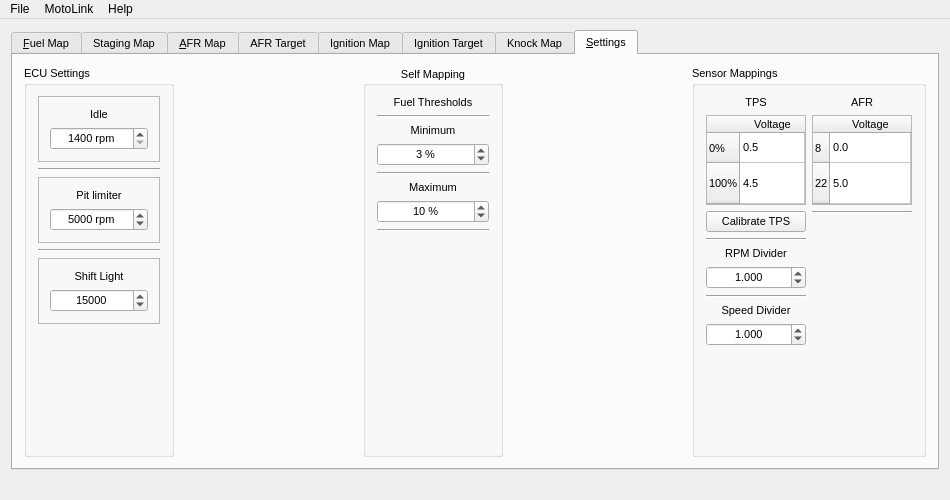
fpoussin/MotoLink, file GUI/ui/main.ui: the form before one commit.
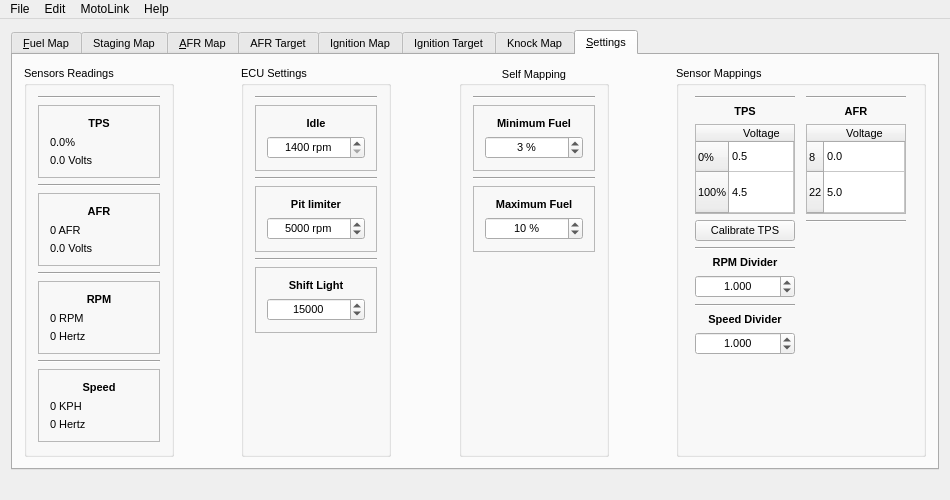
The form after the commit. Icons and pictures are not drawn.

Commit message: [GUI] Adding fields for displaying sensors values. [GUI] Preparing QUndo.

The edit to the form file:
```diff
--- a/GUI/ui/main.ui
+++ b/GUI/ui/main.ui
@@ -267,195 +267,11 @@
         <string>&amp;Settings</string>
        </attribute>
        <layout class="QGridLayout" name="gridLayout_2">
-        <item row="0" column="3">
-         <spacer name="horizontalSpacer">
-          <property name="orientation">
-           <enum>Qt::Horizontal</enum>
-          </property>
-          <property name="sizeHint" stdset="0">
-           <size>
-            <width>40</width>
-            <height>20</height>
-           </size>
-          </property>
-         </spacer>
-        </item>
-        <item row="0" column="0">
-         <widget class="QGroupBox" name="groupBox_3">
-          <property name="minimumSize">
-           <size>
-            <width>150</width>
-            <height>0</height>
-           </size>
-          </property>
-          <property name="title">
-           <string>ECU Settings</string>
-          </property>
-          <layout class="QGridLayout" name="gridLayout_7">
-           <item row="2" column="0">
-            <widget class="QFrame" name="frame_2">
-             <property name="frameShape">
-              <enum>QFrame::StyledPanel</enum>
-             </property>
-             <property name="frameShadow">
-              <enum>QFrame::Plain</enum>
-             </property>
-             <property name="midLineWidth">
-              <number>1</number>
-             </property>
-             <layout class="QGridLayout" name="gridLayout_6">
-              <item row="0" column="0">
-               <widget class="QLabel" name="ltPitLimiter">
-                <property name="text">
-                 <string>Pit limiter</string>
-                </property>
-                <property name="alignment">
-                 <set>Qt::AlignCenter</set>
-                </property>
-               </widget>
-              </item>
-              <item row="1" column="0">
-               <widget class="QSpinBox" name="sbPitLimiter">
-                <property name="alignment">
-                 <set>Qt::AlignCenter</set>
-                </property>
-                <property name="suffix">
-                 <string> rpm</string>
-                </property>
-                <property name="maximum">
-                 <number>18000</number>
-                </property>
-                <property name="singleStep">
-                 <number>100</number>
-                </property>
-                <property name="value">
-                 <number>5000</number>
-                </property>
-               </widget>
-              </item>
-             </layout>
-            </widget>
-           </item>
-           <item row="0" column="0">
-            <widget class="QFrame" name="frame">
-             <property name="frameShape">
-              <enum>QFrame::StyledPanel</enum>
-             </property>
-             <property name="frameShadow">
-              <enum>QFrame::Plain</enum>
-             </property>
-             <layout class="QVBoxLayout" name="verticalLayout">
-              <item>
-               <widget class="QLabel" name="ltIdle">
-                <property name="text">
-                 <string>Idle</string>
-                </property>
-                <property name="alignment">
-                 <set>Qt::AlignCenter</set>
-                </property>
-               </widget>
-              </item>
-              <item>
-               <widget class="QSpinBox" name="sbIdle">
-                <property name="alignment">
-                 <set>Qt::AlignCenter</set>
-                </property>
-                <property name="suffix">
-                 <string> rpm</string>
-                </property>
-                <property name="minimum">
-                 <number>1400</number>
-                </property>
-                <property name="maximum">
-                 <number>3000</number>
-                </property>
-                <property name="singleStep">
-                 <number>200</number>
-                </property>
-                <property name="value">
-                 <number>1400</number>
-                </property>
-               </widget>
-              </item>
-             </layout>
-            </widget>
-           </item>
-           <item row="3" column="0">
-            <widget class="Line" name="line_5">
-             <property name="orientation">
-              <enum>Qt::Horizontal</enum>
-             </property>
-            </widget>
-           </item>
-           <item row="5" column="0">
-            <spacer name="verticalSpacer_4">
-             <property name="orientation">
-              <enum>Qt::Vertical</enum>
-             </property>
-             <property name="sizeHint" stdset="0">
-              <size>
-               <width>20</width>
-               <height>40</height>
-              </size>
-             </property>
-            </spacer>
-           </item>
-           <item row="1" column="0">
-            <widget class="Line" name="line_4">
-             <property name="orientation">
-              <enum>Qt::Horizontal</enum>
-             </property>
-            </widget>
-           </item>
-           <item row="4" column="0">
-            <widget class="QFrame" name="frame_3">
-             <property name="frameShape">
-              <enum>QFrame::StyledPanel</enum>
-             </property>
-             <property name="frameShadow">
-              <enum>QFrame::Plain</enum>
-             </property>
-             <layout class="QGridLayout" name="gridLayout_9">
-              <item row="0" column="0">
-               <widget class="QLabel" name="ltShiftLight">
-                <property name="text">
-                 <string>Shift Light</string>
-                </property>
-                <property name="alignment">
-                 <set>Qt::AlignCenter</set>
-                </property>
-               </widget>
-              </item>
-              <item row="1" column="0">
-               <widget class="QSpinBox" name="sbShiftLight">
-                <property name="alignment">
-                 <set>Qt::AlignCenter</set>
-                </property>
-                <property name="minimum">
-                 <number>10000</number>
-                </property>
-                <property name="maximum">
-                 <number>18000</number>
-                </property>
-                <property name="singleStep">
-                 <number>100</number>
-                </property>
-                <property name="value">
-                 <number>15000</number>
-                </property>
-               </widget>
-              </item>
-             </layout>
-            </widget>
-           </item>
-          </layout>
-         </widget>
-        </item>
-        <item row="0" column="2">
+        <item row="0" column="4">
          <widget class="QGroupBox" name="groupBox_4">
           <property name="minimumSize">
            <size>
-            <width>140</width>
+            <width>150</width>
             <height>0</height>
            </size>
           </property>
@@ -466,51 +282,14 @@
            <set>Qt::AlignCenter</set>
           </property>
           <layout class="QGridLayout" name="gridLayout_8">
-           <item row="2" column="0">
-            <widget class="QLabel" name="ltThresholdMin">
-             <property name="text">
-              <string>Minimum</string>
-             </property>
-             <property name="alignment">
-              <set>Qt::AlignCenter</set>
-             </property>
-            </widget>
-           </item>
-           <item row="5" column="0">
-            <widget class="QLabel" name="ltThresholdMax">
-             <property name="text">
-              <string>Maximum</string>
-             </property>
-             <property name="alignment">
-              <set>Qt::AlignCenter</set>
-             </property>
-            </widget>
-           </item>
-           <item row="1" column="0">
+           <item row="0" column="0">
             <widget class="Line" name="line_6">
              <property name="orientation">
               <enum>Qt::Horizontal</enum>
              </property>
             </widget>
            </item>
-           <item row="4" column="0">
-            <widget class="Line" name="line_7">
-             <property name="orientation">
-              <enum>Qt::Horizontal</enum>
-             </property>
-            </widget>
-           </item>
-           <item row="0" column="0">
-            <widget class="QLabel" name="ltThresholds">
-             <property name="text">
-              <string>Fuel Thresholds</string>
-             </property>
-             <property name="alignment">
-              <set>Qt::AlignCenter</set>
-             </property>
-            </widget>
-           </item>
-           <item row="8" column="0">
+           <item row="7" column="0">
             <spacer name="verticalSpacer_5">
              <property name="orientation">
               <enum>Qt::Vertical</enum>
@@ -524,52 +303,114 @@
             </spacer>
            </item>
            <item row="3" column="0">
-            <widget class="QSpinBox" name="sbThresholdMin">
-             <property name="alignment">
-              <set>Qt::AlignCenter</set>
-             </property>
-             <property name="suffix">
-              <string> %</string>
-             </property>
-             <property name="prefix">
-              <string/>
-             </property>
-             <property name="maximum">
-              <number>20</number>
-             </property>
-             <property name="value">
-              <number>3</number>
-             </property>
-            </widget>
-           </item>
-           <item row="6" column="0">
-            <widget class="QSpinBox" name="ltThresholdMax_2">
-             <property name="alignment">
-              <set>Qt::AlignCenter</set>
-             </property>
-             <property name="suffix">
-              <string> %</string>
-             </property>
-             <property name="maximum">
-              <number>20</number>
-             </property>
-             <property name="value">
-              <number>10</number>
-             </property>
-            </widget>
-           </item>
-           <item row="7" column="0">
-            <widget class="Line" name="line_8">
+            <widget class="Line" name="line_7">
              <property name="orientation">
               <enum>Qt::Horizontal</enum>
              </property>
             </widget>
            </item>
+           <item row="6" column="0">
+            <widget class="QFrame" name="frame_8">
+             <property name="frameShape">
+              <enum>QFrame::StyledPanel</enum>
+             </property>
+             <property name="frameShadow">
+              <enum>QFrame::Plain</enum>
+             </property>
+             <layout class="QVBoxLayout" name="verticalLayout_5">
+              <item>
+               <widget class="QLabel" name="ltThresholdMax">
+                <property name="font">
+                 <font>
+                  <weight>75</weight>
+                  <bold>true</bold>
+                 </font>
+                </property>
+                <property name="text">
+                 <string>Maximum Fuel</string>
+                </property>
+                <property name="alignment">
+                 <set>Qt::AlignCenter</set>
+                </property>
+               </widget>
+              </item>
+              <item>
+               <widget class="QSpinBox" name="ltThresholdMax_2">
+                <property name="alignment">
+                 <set>Qt::AlignCenter</set>
+                </property>
+                <property name="suffix">
+                 <string> %</string>
+                </property>
+                <property name="maximum">
+                 <number>20</number>
+                </property>
+                <property name="value">
+                 <number>10</number>
+                </property>
+               </widget>
+              </item>
+             </layout>
+            </widget>
+           </item>
+           <item row="1" column="0">
+            <widget class="QFrame" name="frame_9">
+             <property name="frameShape">
+              <enum>QFrame::StyledPanel</enum>
+             </property>
+             <property name="frameShadow">
+              <enum>QFrame::Plain</enum>
+             </property>
+             <layout class="QVBoxLayout" name="verticalLayout_6">
+              <item>
+               <widget class="QLabel" name="ltThresholdMin">
+                <property name="font">
+                 <font>
+                  <weight>75</weight>
+                  <bold>true</bold>
+                 </font>
+                </property>
+                <property name="text">
+                 <string>Minimum Fuel</string>
+                </property>
+                <property name="alignment">
+                 <set>Qt::AlignCenter</set>
+                </property>
+               </widget>
+              </item>
+              <item>
+               <widget class="QSpinBox" name="sbThresholdMin">
+                <property name="alignment">
+                 <set>Qt::AlignCenter</set>
+                </property>
+                <property name="suffix">
+                 <string> %</string>
+                </property>
+                <property name="prefix">
+                 <string/>
+                </property>
+                <property name="maximum">
+                 <number>20</number>
+                </property>
+                <property name="value">
+                 <number>3</number>
+                </property>
+               </widget>
+              </item>
+             </layout>
+            </widget>
+           </item>
           </layout>
          </widget>
         </item>
-        <item row="0" column="4">
+        <item row="0" column="6">
          <widget class="QGroupBox" name="groupBox_2">
+          <property name="minimumSize">
+           <size>
+            <width>250</width>
+            <height>0</height>
+           </size>
+          </property>
           <property name="maximumSize">
            <size>
             <width>300</width>
@@ -582,7 +423,7 @@
           <layout class="QHBoxLayout" name="horizontalLayout_3">
            <item>
             <layout class="QGridLayout" name="gridLayout">
-             <item row="5" column="0">
+             <item row="6" column="0">
               <widget class="QDoubleSpinBox" name="dsbRpmDiv">
                <property name="alignment">
                 <set>Qt::AlignCenter</set>
@@ -602,36 +443,13 @@
               </widget>
              </item>
              <item row="8" column="0">
-              <widget class="QDoubleSpinBox" name="dsbSpeedDiv">
-               <property name="alignment">
-                <set>Qt::AlignCenter</set>
-               </property>
-               <property name="decimals">
-                <number>3</number>
-               </property>
-               <property name="minimum">
-                <double>0.001000000000000</double>
-               </property>
-               <property name="maximum">
-                <double>10000.000000000000000</double>
-               </property>
-               <property name="value">
-                <double>1.000000000000000</double>
-               </property>
-              </widget>
-             </item>
-             <item row="0" column="0">
-              <widget class="QLabel" name="ltTPS">
-               <property name="text">
-                <string>TPS</string>
-               </property>
-               <property name="alignment">
-                <set>Qt::AlignCenter</set>
-               </property>
-              </widget>
-             </item>
-             <item row="7" column="0">
               <widget class="QLabel" name="ltSpeedDiv">
+               <property name="font">
+                <font>
+                 <weight>75</weight>
+                 <bold>true</bold>
+                </font>
+               </property>
                <property name="text">
                 <string>Speed Divider</string>
                </property>
@@ -640,76 +458,37 @@
                </property>
               </widget>
              </item>
+             <item row="7" column="0">
+              <widget class="Line" name="line">
+               <property name="orientation">
+                <enum>Qt::Horizontal</enum>
+               </property>
+              </widget>
+             </item>
              <item row="4" column="0">
-              <widget class="QLabel" name="ltRpmdiv">
+              <widget class="Line" name="line_2">
+               <property name="orientation">
+                <enum>Qt::Horizontal</enum>
+               </property>
+              </widget>
+             </item>
+             <item row="1" column="0">
+              <widget class="QLabel" name="ltTPS">
+               <property name="font">
+                <font>
+                 <weight>75</weight>
+                 <bold>true</bold>
+                </font>
+               </property>
                <property name="text">
-                <string>RPM Divider</string>
+                <string>TPS</string>
                </property>
                <property name="alignment">
                 <set>Qt::AlignCenter</set>
                </property>
               </widget>
              </item>
-             <item row="1" column="0">
-              <widget class="QTableWidget" name="tableSensorTPS">
-               <property name="maximumSize">
-                <size>
-                 <width>100</width>
-                 <height>90</height>
-                </size>
-               </property>
-               <attribute name="horizontalHeaderDefaultSectionSize">
-                <number>60</number>
-               </attribute>
-               <attribute name="horizontalHeaderMinimumSectionSize">
-                <number>20</number>
-               </attribute>
-               <attribute name="horizontalHeaderStretchLastSection">
-                <bool>true</bool>
-               </attribute>
-               <attribute name="verticalHeaderDefaultSectionSize">
-                <number>28</number>
-               </attribute>
-               <attribute name="verticalHeaderMinimumSectionSize">
-                <number>30</number>
-               </attribute>
-               <attribute name="verticalHeaderStretchLastSection">
-                <bool>true</bool>
-               </attribute>
-               <row>
-                <property name="text">
-                 <string>0%</string>
-                </property>
-               </row>
-               <row>
-                <property name="text">
-                 <string>100%</string>
-                </property>
-               </row>
-               <column>
-                <property name="text">
-                 <string>Voltage</string>
-                </property>
-               </column>
-               <item row="0" column="0">
-                <property name="text">
-                 <string>0.5</string>
-                </property>
-                <property name="flags">
-                 <set>ItemIsSelectable|ItemIsEditable|ItemIsDragEnabled|ItemIsEnabled</set>
-                </property>
-               </item>
-               <item row="1" column="0">
-                <property name="text">
-                 <string>4.5</string>
-                </property>
-                <property name="flags">
-                 <set>ItemIsSelectable|ItemIsEditable|ItemIsDragEnabled|ItemIsEnabled</set>
-                </property>
-               </item>
-              </widget>
-             </item>
-             <item row="2" column="0">
+             <item row="3" column="0">
               <widget class="QPushButton" name="pushButton">
                <property name="maximumSize">
                 <size>
@@ -722,7 +501,7 @@
                </property>
               </widget>
              </item>
-             <item row="9" column="0">
+             <item row="10" column="0">
               <spacer name="verticalSpacer_2">
                <property name="orientation">
                 <enum>Qt::Vertical</enum>
@@ -735,15 +514,102 @@
                </property>
               </spacer>
              </item>
-             <item row="6" column="0">
-              <widget class="Line" name="line">
-               <property name="orientation">
-                <enum>Qt::Horizontal</enum>
+             <item row="9" column="0">
+              <widget class="QDoubleSpinBox" name="dsbSpeedDiv">
+               <property name="alignment">
+                <set>Qt::AlignCenter</set>
                </property>
+               <property name="decimals">
+                <number>3</number>
+               </property>
+               <property name="minimum">
+                <double>0.001000000000000</double>
+               </property>
+               <property name="maximum">
+                <double>10000.000000000000000</double>
+               </property>
+               <property name="value">
+                <double>1.000000000000000</double>
+               </property>
               </widget>
              </item>
-             <item row="3" column="0">
-              <widget class="Line" name="line_2">
+             <item row="2" column="0">
+              <widget class="QTableWidget" name="tableSensorTPS">
+               <property name="maximumSize">
+                <size>
+                 <width>100</width>
+                 <height>90</height>
+                </size>
+               </property>
+               <attribute name="horizontalHeaderDefaultSectionSize">
+                <number>60</number>
+               </attribute>
+               <attribute name="horizontalHeaderMinimumSectionSize">
+                <number>20</number>
+               </attribute>
+               <attribute name="horizontalHeaderStretchLastSection">
+                <bool>true</bool>
+               </attribute>
+               <attribute name="verticalHeaderDefaultSectionSize">
+                <number>28</number>
+               </attribute>
+               <attribute name="verticalHeaderMinimumSectionSize">
+                <number>30</number>
+               </attribute>
+               <attribute name="verticalHeaderStretchLastSection">
+                <bool>true</bool>
+               </attribute>
+               <row>
+                <property name="text">
+                 <string>0%</string>
+                </property>
+               </row>
+               <row>
+                <property name="text">
+                 <string>100%</string>
+                </property>
+               </row>
+               <column>
+                <property name="text">
+                 <string>Voltage</string>
+                </property>
+               </column>
+               <item row="0" column="0">
+                <property name="text">
+                 <string>0.5</string>
+                </property>
+                <property name="flags">
+                 <set>ItemIsSelectable|ItemIsEditable|ItemIsDragEnabled|ItemIsEnabled</set>
+                </property>
+               </item>
+               <item row="1" column="0">
+                <property name="text">
+                 <string>4.5</string>
+                </property>
+                <property name="flags">
+                 <set>ItemIsSelectable|ItemIsEditable|ItemIsDragEnabled|ItemIsEnabled</set>
+                </property>
+               </item>
+              </widget>
+             </item>
+             <item row="5" column="0">
+              <widget class="QLabel" name="ltRpmdiv">
+               <property name="font">
+                <font>
+                 <weight>75</weight>
+                 <bold>true</bold>
+                </font>
+               </property>
+               <property name="text">
+                <string>RPM Divider</string>
+               </property>
+               <property name="alignment">
+                <set>Qt::AlignCenter</set>
+               </property>
+              </widget>
+             </item>
+             <item row="0" column="0">
+              <widget class="Line" name="line_16">
                <property name="orientation">
                 <enum>Qt::Horizontal</enum>
                </property>
@@ -753,21 +619,14 @@
            </item>
            <item>
             <layout class="QGridLayout" name="gridLayout_5">
-             <item row="3" column="0">
-              <spacer name="verticalSpacer_3">
-               <property name="orientation">
-                <enum>Qt::Vertical</enum>
-               </property>
-               <property name="sizeHint" stdset="0">
-                <size>
-                 <width>20</width>
-                 <height>40</height>
-                </size>
-               </property>
-              </spacer>
-             </item>
-             <item row="0" column="0">
+             <item row="1" column="0">
               <widget class="QLabel" name="ltAFR">
+               <property name="font">
+                <font>
+                 <weight>75</weight>
+                 <bold>true</bold>
+                </font>
+               </property>
                <property name="text">
                 <string>AFR</string>
                </property>
@@ -776,7 +635,20 @@
                </property>
               </widget>
              </item>
-             <item row="1" column="0">
+             <item row="4" column="0">
+              <spacer name="verticalSpacer_3">
+               <property name="orientation">
+                <enum>Qt::Vertical</enum>
+               </property>
+               <property name="sizeHint" stdset="0">
+                <size>
+                 <width>20</width>
+                 <height>40</height>
+                </size>
+               </property>
+              </spacer>
+             </item>
+             <item row="2" column="0">
               <widget class="QTableWidget" name="tableSensorAFR">
                <property name="sizePolicy">
                 <sizepolicy hsizetype="Fixed" vsizetype="Minimum">
@@ -853,19 +725,39 @@
                </item>
               </widget>
              </item>
-             <item row="2" column="0">
+             <item row="3" column="0">
               <widget class="Line" name="line_3">
                <property name="orientation">
                 <enum>Qt::Horizontal</enum>
                </property>
               </widget>
              </item>
+             <item row="0" column="0">
+              <widget class="Line" name="line_17">
+               <property name="orientation">
+                <enum>Qt::Horizontal</enum>
+               </property>
+              </widget>
+             </item>
             </layout>
            </item>
           </layout>
          </widget>
         </item>
-        <item row="0" column="1">
+        <item row="0" column="5">
+         <spacer name="horizontalSpacer">
+          <property name="orientation">
+           <enum>Qt::Horizontal</enum>
+          </property>
+          <property name="sizeHint" stdset="0">
+           <size>
+            <width>40</width>
+            <height>20</height>
+           </size>
+          </property>
+         </spacer>
+        </item>
+        <item row="0" column="3">
          <spacer name="horizontalSpacer_2">
           <property name="orientation">
            <enum>Qt::Horizontal</enum>
@@ -878,6 +770,445 @@
           </property>
          </spacer>
         </item>
+        <item row="0" column="2">
+         <widget class="QGroupBox" name="groupBox_3">
+          <property name="minimumSize">
+           <size>
+            <width>150</width>
+            <height>0</height>
+           </size>
+          </property>
+          <property name="title">
+           <string>ECU Settings</string>
+          </property>
+          <layout class="QGridLayout" name="gridLayout_7">
+           <item row="6" column="0">
+            <spacer name="verticalSpacer_4">
+             <property name="orientation">
+              <enum>Qt::Vertical</enum>
+             </property>
+             <property name="sizeHint" stdset="0">
+              <size>
+               <width>20</width>
+               <height>40</height>
+              </size>
+             </property>
+            </spacer>
+           </item>
+           <item row="5" column="0">
+            <widget class="QFrame" name="frame_3">
+             <property name="frameShape">
+              <enum>QFrame::StyledPanel</enum>
+             </property>
+             <property name="frameShadow">
+              <enum>QFrame::Plain</enum>
+             </property>
+             <layout class="QGridLayout" name="gridLayout_9">
+              <item row="0" column="0">
+               <widget class="QLabel" name="ltShiftLight">
+                <property name="font">
+                 <font>
+                  <weight>75</weight>
+                  <bold>true</bold>
+                 </font>
+                </property>
+                <property name="text">
+                 <string>Shift Light</string>
+                </property>
+                <property name="alignment">
+                 <set>Qt::AlignCenter</set>
+                </property>
+               </widget>
+              </item>
+              <item row="1" column="0">
+               <widget class="QSpinBox" name="sbShiftLight">
+                <property name="alignment">
+                 <set>Qt::AlignCenter</set>
+                </property>
+                <property name="minimum">
+                 <number>10000</number>
+                </property>
+                <property name="maximum">
+                 <number>18000</number>
+                </property>
+                <property name="singleStep">
+                 <number>100</number>
+                </property>
+                <property name="value">
+                 <number>15000</number>
+                </property>
+               </widget>
+              </item>
+             </layout>
+            </widget>
+           </item>
+           <item row="4" column="0">
+            <widget class="Line" name="line_5">
+             <property name="orientation">
+              <enum>Qt::Horizontal</enum>
+             </property>
+            </widget>
+           </item>
+           <item row="1" column="0">
+            <widget class="QFrame" name="frame">
+             <property name="frameShape">
+              <enum>QFrame::StyledPanel</enum>
+             </property>
+             <property name="frameShadow">
+              <enum>QFrame::Plain</enum>
+             </property>
+             <layout class="QGridLayout" name="gridLayout_3">
+              <item row="0" column="0">
+               <widget class="QLabel" name="ltIdle">
+                <property name="font">
+                 <font>
+                  <weight>75</weight>
+                  <bold>true</bold>
+                 </font>
+                </property>
+                <property name="text">
+                 <string>Idle</string>
+                </property>
+                <property name="alignment">
+                 <set>Qt::AlignCenter</set>
+                </property>
+               </widget>
+              </item>
+              <item row="1" column="0">
+               <widget class="QSpinBox" name="sbIdle">
+                <property name="alignment">
+                 <set>Qt::AlignCenter</set>
+                </property>
+                <property name="suffix">
+                 <string> rpm</string>
+                </property>
+                <property name="minimum">
+                 <number>1400</number>
+                </property>
+                <property name="maximum">
+                 <number>3000</number>
+                </property>
+                <property name="singleStep">
+                 <number>200</number>
+                </property>
+                <property name="value">
+                 <number>1400</number>
+                </property>
+               </widget>
+              </item>
+             </layout>
+            </widget>
+           </item>
+           <item row="3" column="0">
+            <widget class="QFrame" name="frame_2">
+             <property name="frameShape">
+              <enum>QFrame::StyledPanel</enum>
+             </property>
+             <property name="frameShadow">
+              <enum>QFrame::Plain</enum>
+             </property>
+             <property name="midLineWidth">
+              <number>1</number>
+             </property>
+             <layout class="QGridLayout" name="gridLayout_6">
+              <item row="0" column="0">
+               <widget class="QLabel" name="ltPitLimiter">
+                <property name="font">
+                 <font>
+                  <weight>75</weight>
+                  <bold>true</bold>
+                 </font>
+                </property>
+                <property name="text">
+                 <string>Pit limiter</string>
+                </property>
+                <property name="alignment">
+                 <set>Qt::AlignCenter</set>
+                </property>
+               </widget>
+              </item>
+              <item row="1" column="0">
+               <widget class="QSpinBox" name="sbPitLimiter">
+                <property name="alignment">
+                 <set>Qt::AlignCenter</set>
+                </property>
+                <property name="suffix">
+                 <string> rpm</string>
+                </property>
+                <property name="maximum">
+                 <number>18000</number>
+                </property>
+                <property name="singleStep">
+                 <number>100</number>
+                </property>
+                <property name="value">
+                 <number>5000</number>
+                </property>
+               </widget>
+              </item>
+             </layout>
+            </widget>
+           </item>
+           <item row="2" column="0">
+            <widget class="Line" name="line_4">
+             <property name="orientation">
+              <enum>Qt::Horizontal</enum>
+             </property>
+            </widget>
+           </item>
+           <item row="0" column="0">
+            <widget class="Line" name="line_14">
+             <property name="orientation">
+              <enum>Qt::Horizontal</enum>
+             </property>
+            </widget>
+           </item>
+          </layout>
+         </widget>
+        </item>
+        <item row="0" column="1">
+         <spacer name="horizontalSpacer_3">
+          <property name="orientation">
+           <enum>Qt::Horizontal</enum>
+          </property>
+          <property name="sizeHint" stdset="0">
+           <size>
+            <width>40</width>
+            <height>20</height>
+           </size>
+          </property>
+         </spacer>
+        </item>
+        <item row="0" column="0">
+         <widget class="QGroupBox" name="groupBox">
+          <property name="minimumSize">
+           <size>
+            <width>150</width>
+            <height>0</height>
+           </size>
+          </property>
+          <property name="font">
+           <font>
+            <weight>50</weight>
+            <bold>false</bold>
+           </font>
+          </property>
+          <property name="title">
+           <string>Sensors Readings</string>
+          </property>
+          <layout class="QGridLayout" name="gridLayout_11">
+           <item row="5" column="0">
+            <widget class="QFrame" name="frame_5">
+             <property name="frameShape">
+              <enum>QFrame::StyledPanel</enum>
+             </property>
+             <property name="frameShadow">
+              <enum>QFrame::Plain</enum>
+             </property>
+             <layout class="QVBoxLayout" name="verticalLayout_2">
+              <item>
+               <widget class="QLabel" name="ltRpm">
+                <property name="font">
+                 <font>
+                  <weight>75</weight>
+                  <bold>true</bold>
+                 </font>
+                </property>
+                <property name="text">
+                 <string>RPM</string>
+                </property>
+                <property name="alignment">
+                 <set>Qt::AlignCenter</set>
+                </property>
+               </widget>
+              </item>
+              <item>
+               <widget class="QLabel" name="lRpmPct">
+                <property name="text">
+                 <string>0 RPM</string>
+                </property>
+               </widget>
+              </item>
+              <item>
+               <widget class="QLabel" name="lRpmHertz">
+                <property name="text">
+                 <string>0 Hertz</string>
+                </property>
+               </widget>
+              </item>
+             </layout>
+            </widget>
+           </item>
+           <item row="7" column="0">
+            <widget class="QFrame" name="frame_7">
+             <property name="frameShape">
+              <enum>QFrame::StyledPanel</enum>
+             </property>
+             <property name="frameShadow">
+              <enum>QFrame::Plain</enum>
+             </property>
+             <layout class="QVBoxLayout" name="verticalLayout_4">
+              <item>
+               <widget class="QLabel" name="ltSpeed">
+                <property name="font">
+                 <font>
+                  <weight>75</weight>
+                  <bold>true</bold>
+                 </font>
+                </property>
+                <property name="text">
+                 <string>Speed</string>
+                </property>
+                <property name="alignment">
+                 <set>Qt::AlignCenter</set>
+                </property>
+               </widget>
+              </item>
+              <item>
+               <widget class="QLabel" name="lSpeedKph">
+                <property name="text">
+                 <string>0 KPH</string>
+                </property>
+               </widget>
+              </item>
+              <item>
+               <widget class="QLabel" name="lSpeedHertz">
+                <property name="text">
+                 <string>0 Hertz</string>
+                </property>
+               </widget>
+              </item>
+             </layout>
+            </widget>
+           </item>
+           <item row="4" column="0">
+            <widget class="Line" name="line_9">
+             <property name="orientation">
+              <enum>Qt::Horizontal</enum>
+             </property>
+            </widget>
+           </item>
+           <item row="6" column="0">
+            <widget class="Line" name="line_10">
+             <property name="orientation">
+              <enum>Qt::Horizontal</enum>
+             </property>
+            </widget>
+           </item>
+           <item row="9" column="0">
+            <spacer name="verticalSpacer">
+             <property name="orientation">
+              <enum>Qt::Vertical</enum>
+             </property>
+             <property name="sizeHint" stdset="0">
+              <size>
+               <width>20</width>
+               <height>40</height>
+              </size>
+             </property>
+            </spacer>
+           </item>
+           <item row="3" column="0">
+            <widget class="QFrame" name="frame_6">
+             <property name="frameShape">
+              <enum>QFrame::StyledPanel</enum>
+             </property>
+             <property name="frameShadow">
+              <enum>QFrame::Plain</enum>
+             </property>
+             <layout class="QVBoxLayout" name="verticalLayout_3">
+              <item>
+               <widget class="QLabel" name="ltAFR_2">
+                <property name="font">
+                 <font>
+                  <weight>75</weight>
+                  <bold>true</bold>
+                 </font>
+                </property>
+                <property name="text">
+                 <string>AFR</string>
+                </property>
+                <property name="alignment">
+                 <set>Qt::AlignCenter</set>
+                </property>
+               </widget>
+              </item>
+              <item>
+               <widget class="QLabel" name="lAfrPct">
+                <property name="text">
+                 <string>0 AFR</string>
+                </property>
+               </widget>
+              </item>
+              <item>
+               <widget class="QLabel" name="lAfrVolts">
+                <property name="text">
+                 <string>0.0 Volts</string>
+                </property>
+               </widget>
+              </item>
+             </layout>
+            </widget>
+           </item>
+           <item row="1" column="0">
+            <widget class="QFrame" name="frame_4">
+             <property name="frameShape">
+              <enum>QFrame::StyledPanel</enum>
+             </property>
+             <property name="frameShadow">
+              <enum>QFrame::Plain</enum>
+             </property>
+             <layout class="QVBoxLayout" name="verticalLayout">
+              <item>
+               <widget class="QLabel" name="ltTps">
+                <property name="font">
+                 <font>
+                  <weight>75</weight>
+                  <bold>true</bold>
+                 </font>
+                </property>
+                <property name="text">
+                 <string>TPS</string>
+                </property>
+                <property name="alignment">
+                 <set>Qt::AlignCenter</set>
+                </property>
+               </widget>
+              </item>
+              <item>
+               <widget class="QLabel" name="lTpsPct">
+                <property name="text">
+                 <string>0.0%</string>
+                </property>
+               </widget>
+              </item>
+              <item>
+               <widget class="QLabel" name="lTpsVolts">
+                <property name="text">
+                 <string>0.0 Volts</string>
+                </property>
+               </widget>
+              </item>
+             </layout>
+            </widget>
+           </item>
+           <item row="0" column="0">
+            <widget class="Line" name="line_13">
+             <property name="orientation">
+              <enum>Qt::Horizontal</enum>
+             </property>
+            </widget>
+           </item>
+           <item row="2" column="0">
+            <widget class="Line" name="line_11">
+             <property name="orientation">
+              <enum>Qt::Horizontal</enum>
+             </property>
+            </widget>
+           </item>
+          </layout>
+         </widget>
+        </item>
        </layout>
       </widget>
      </widget>
@@ -923,7 +1254,15 @@
     <addaction name="actionDisconnect"/>
     <addaction name="actionUpdate"/>
    </widget>
+   <widget class="QMenu" name="menuEdit">
+    <property name="title">
+     <string>Edit</string>
+    </property>
+    <addaction name="actionUndo"/>
+    <addaction name="actionRedo"/>
+   </widget>
    <addaction name="menuTest"/>
+   <addaction name="menuEdit"/>
    <addaction name="menuConnection"/>
    <addaction name="menuHelp"/>
   </widget>
```
Left out of the diff: 61 changed lines with no effect on the pictures. The commit also changes 1 other file.
